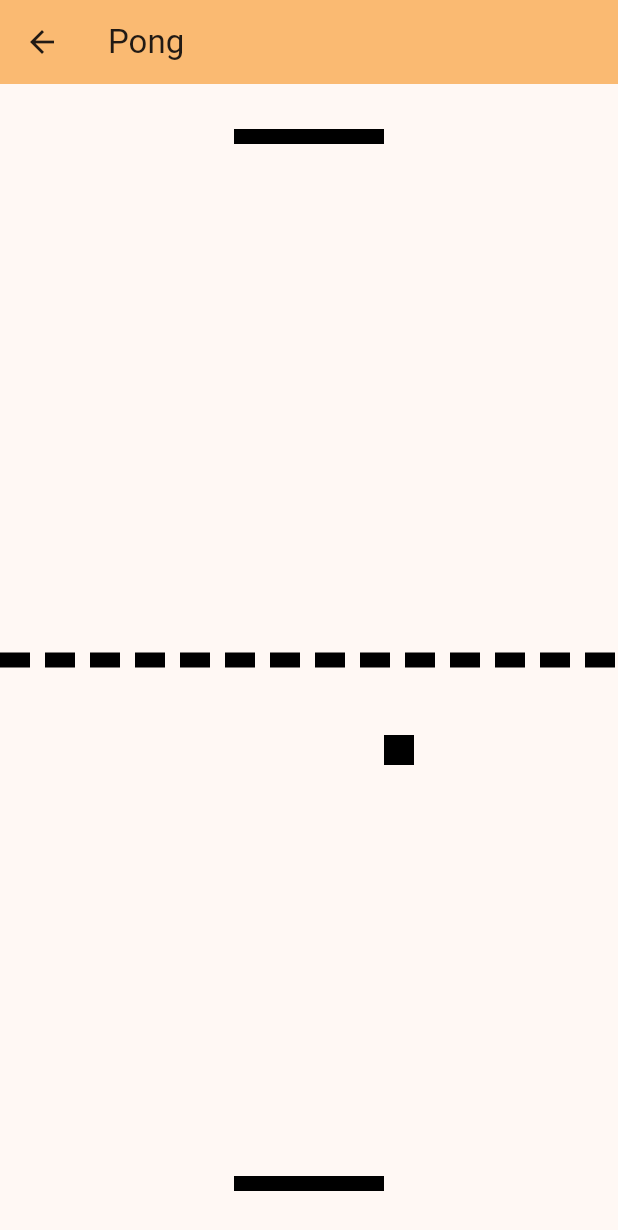
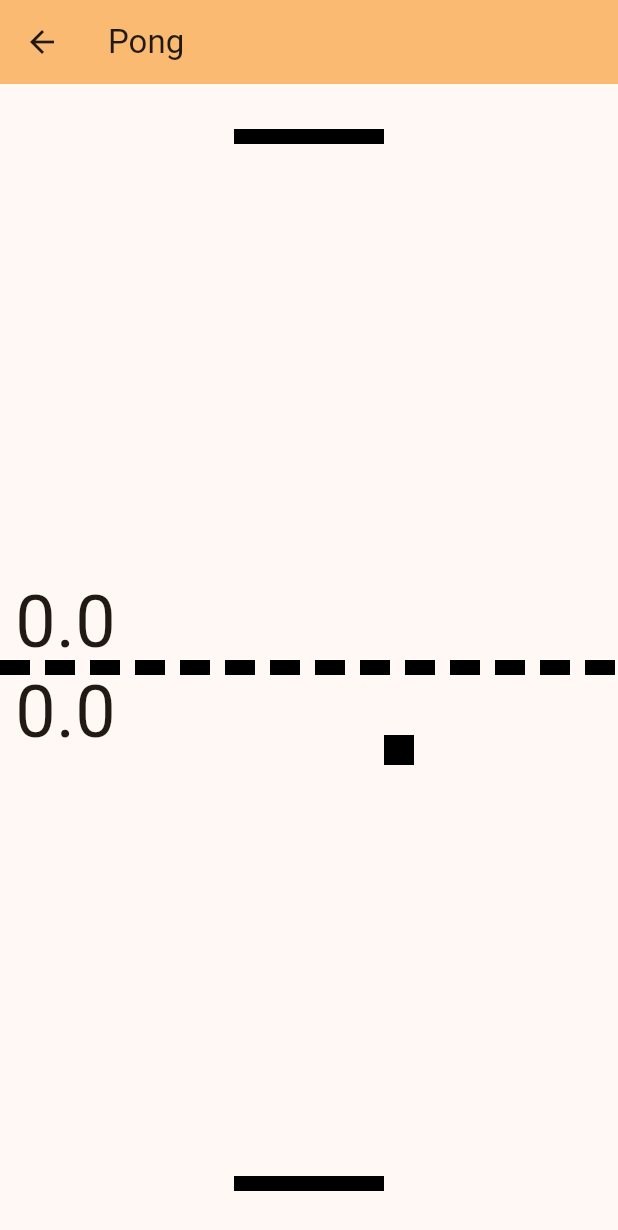
Before and after one commit to saulms777/Pocket-Play, a Flutter app: the PongGame screen opened by its route, on a phone screen of 412 x 824 dp. Shown: the top 1230 px of the screen. Run offline on Flutter 3.47's test engine with Material 3 defaults, Android fonts, the phone set to English and light mode, and no system bars.

Commit message:
added score numbers

```diff
--- a/lib/pong_game.dart
+++ b/lib/pong_game.dart
@@ -18,18 +18,18 @@ class _PongGameState extends State<PongGame>
   static const double _puckSize = 20;
   static const double _puckSpeed = 3;
 
-  static double _screenWidth = -1;
-  static double _screenHeight = -1;
-
+  bool _initialized = false;
+  double _screenWidth = -1;
+  double _screenHeight = -1;
+  late Ticker _ticker;
   late _Rectangle _player1;
   late _Rectangle _player2;
   late _Rectangle _puck;
-
-  late Ticker _ticker;
   double _puckDx = 1;
   double _puckDy = 1;
 
   void _initialize(BuildContext context) {
+    _initialized = true;
     _screenWidth = MediaQuery.of(context).size.width;
     _screenHeight = MediaQuery.of(context).size.height - kToolbarHeight;
     _player1 = _Rectangle(
@@ -111,7 +111,7 @@ class _PongGameState extends State<PongGame>
 
   @override
   Widget build(BuildContext context) {
-    if (_screenWidth == -1) _initialize(context);
+    if (!_initialized) _initialize(context);
     return Scaffold(
       appBar: AppBar(
         backgroundColor: Theme.of(context).colorScheme.inversePrimary,
@@ -131,7 +131,27 @@ class _PongGameState extends State<PongGame>
               size: Size(
                 _screenWidth, 10
               ),
-              painter: _DottedLinePainter(),
+              painter: _DottedLinePainter(0, _screenHeight / 2, 20, 10),
+            ),
+            Positioned(
+              left: 10,
+              top: _screenHeight / 2 - 60,
+              child: Text(
+                _player1.score.toString(),
+                style: TextStyle(
+                  fontSize: 48,
+                ),
+              ),
+            ),
+            Positioned(
+              left: 10,
+              top: _screenHeight / 2,
+              child: Text(
+                _player2.score.toString(),
+                style: TextStyle(
+                  fontSize: 48,
+                ),
+              ),
             ),
             Positioned(
               left: _puck.left,
@@ -171,6 +191,7 @@ class _PongGameState extends State<PongGame>
 }
 
 class _Rectangle {
+  double score = 0;
   double left;
   double top;
   final double width;
@@ -182,21 +203,23 @@ class _Rectangle {
 }
 
 class _DottedLinePainter extends CustomPainter {
+  final double x;
+  final double y;
+  final double dashWidth;
+  final double dashSpace;
+  _DottedLinePainter(this.x, this.y, this.dashWidth, this.dashSpace);
+
   @override
   void paint(Canvas canvas, Size size) {
     Paint paint = Paint()
       ..color = Colors.black
       ..strokeWidth = 10;
 
-    double dashWidth = 20;
-    double dashSpace = 10;
-    double startX = 0;
-    double height = _PongGameState._screenHeight / 2 - 5;
-
+    double startX = x;
     while (startX < size.width) {
       canvas.drawLine(
-        Offset(startX, height + size.height / 2),
-        Offset(startX + dashWidth, height + size.height / 2),
+        Offset(startX, y + size.height / 2),
+        Offset(startX + dashWidth, y + size.height / 2),
         paint,
       );
       startX += dashWidth + dashSpace;
```
